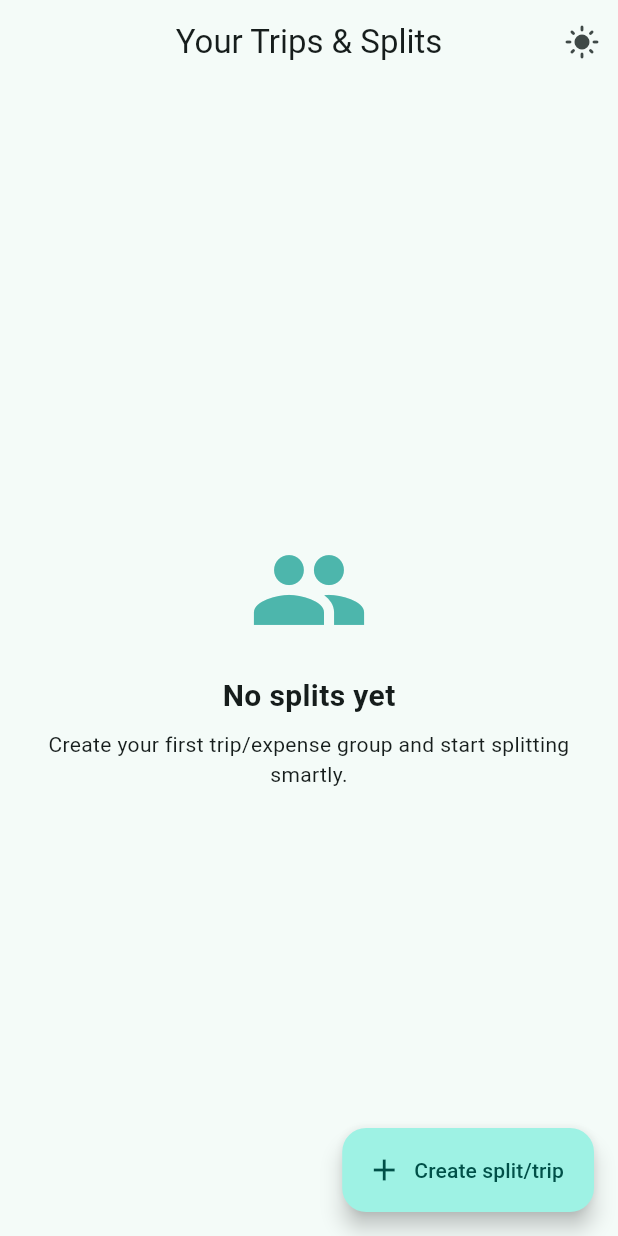
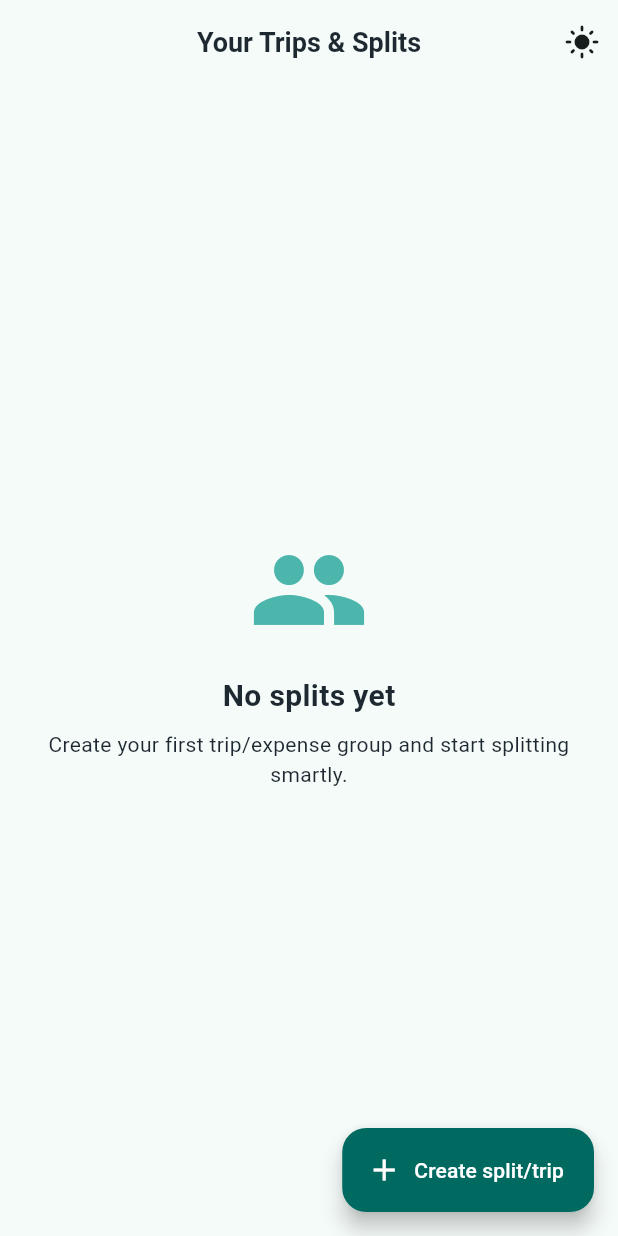
Before and after one commit to harsh-kakadiya1/splitter-app, a Flutter app: the screen it shows after launch, on a phone screen of 412 x 824 dp. Run offline on Flutter 3.47's test engine with Material 3 defaults, Android fonts, the phone set to English and light mode, and no system bars; our stand-ins replace shared_preferences.

Commit message:
Refactor theme implementation in SplitterApp to use ColorScheme from seed for both light and dark modes. Enhance UI elements including AppBar, Card, FloatingActionButton, and Chip themes for improved visual consistency and user experience.

```diff
--- a/lib/main.dart
+++ b/lib/main.dart
@@ -23,20 +23,103 @@ class SplitterApp extends StatelessWidget {
     return ValueListenableBuilder<ThemeMode>(
       valueListenable: _themeModeNotifier,
       builder: (context, mode, _) {
+        final lightScheme = ColorScheme.fromSeed(
+          seedColor: const Color(0xFF00514A),
+          brightness: Brightness.light,
+        );
+        final darkScheme = ColorScheme.fromSeed(
+          seedColor: const Color(0xFF00514A),
+          brightness: Brightness.dark,
+        );
         return MaterialApp(
           debugShowCheckedModeBanner: false,
           title: 'Smart Splitter',
           theme: ThemeData(
-            colorScheme: ColorScheme.fromSeed(seedColor: Colors.teal),
+            colorScheme: lightScheme,
             useMaterial3: true,
-            brightness: Brightness.light,
+            scaffoldBackgroundColor: const Color(0xFFF5FBF9),
+            appBarTheme: AppBarTheme(
+              backgroundColor: const Color(0xFFF5FBF9),
+              foregroundColor: lightScheme.onSurface,
+              elevation: 0,
+              centerTitle: true,
+              titleTextStyle: const TextStyle(
+                fontSize: 18,
+                fontWeight: FontWeight.w600,
+                color: Color(0xFF1D2830),
+              ),
+            ),
+            cardTheme: CardThemeData(
+              color: Colors.white,
+              surfaceTintColor: Colors.white,
+              elevation: 2,
+              margin: const EdgeInsets.symmetric(vertical: 6),
+              shape: RoundedRectangleBorder(
+                borderRadius: BorderRadius.circular(20),
+              ),
+            ),
+            floatingActionButtonTheme: FloatingActionButtonThemeData(
+              backgroundColor: lightScheme.primary,
+              foregroundColor: Colors.white,
+              shape: RoundedRectangleBorder(
+                borderRadius: BorderRadius.circular(16),
+              ),
+            ),
+            chipTheme: ChipThemeData(
+              shape: RoundedRectangleBorder(
+                borderRadius: BorderRadius.circular(16),
+              ),
+              backgroundColor: const Color(0xFFE4F5F1),
+              selectedColor: lightScheme.primary.withOpacity(0.16),
+              labelStyle: const TextStyle(
+                fontSize: 13,
+                fontWeight: FontWeight.w500,
+              ),
+            ),
+            textTheme: ThemeData.light().textTheme.apply(
+              fontFamily: 'Roboto',
+              bodyColor: const Color(0xFF1D2830),
+              displayColor: const Color(0xFF1D2830),
+            ),
           ),
           darkTheme: ThemeData(
-            colorScheme: ColorScheme.fromSeed(
-              seedColor: Colors.teal,
-              brightness: Brightness.dark,
-            ),
+            colorScheme: darkScheme,
             useMaterial3: true,
+            scaffoldBackgroundColor: const Color(0xFF0D1518),
+            appBarTheme: AppBarTheme(
+              backgroundColor: const Color(0xFF0D1518),
+              foregroundColor: darkScheme.onSurface,
+              elevation: 0,
+              centerTitle: true,
+            ),
+            cardTheme: CardThemeData(
+              color: const Color(0xFF172329),
+              surfaceTintColor: Colors.transparent,
+              elevation: 1,
+              margin: const EdgeInsets.symmetric(vertical: 6),
+              shape: RoundedRectangleBorder(
+                borderRadius: BorderRadius.circular(20),
+              ),
+            ),
+            floatingActionButtonTheme: FloatingActionButtonThemeData(
+              backgroundColor: darkScheme.primary,
+              foregroundColor: Colors.white,
+              shape: RoundedRectangleBorder(
+                borderRadius: BorderRadius.circular(16),
+              ),
+            ),
+            chipTheme: ChipThemeData(
+              shape: RoundedRectangleBorder(
+                borderRadius: BorderRadius.circular(16),
+              ),
+              backgroundColor: const Color(0xFF22313A),
+              selectedColor: darkScheme.primary.withOpacity(0.2),
+              labelStyle: const TextStyle(
+                fontSize: 13,
+                fontWeight: FontWeight.w500,
+              ),
+            ),
+            textTheme: ThemeData.dark().textTheme.apply(fontFamily: 'Roboto'),
           ),
           themeMode: mode,
           home: const HomeScreen(),
```
